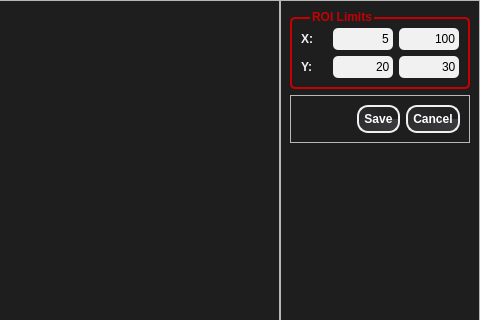
Before: the Qt Designer form T-Rax/UIFiles/T_Rax_ROI_Ruby_Selector.ui in CPrescher/T-rax, drawn with Qt 5; both pictures show x 465 to 945 and y 0 to 320 of the 945 by 504 pixel window.
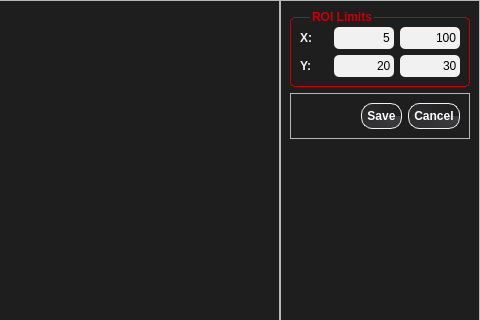
After: the same form once the commit is applied.

Diff of the .ui file:
```diff
--- a/T-Rax/UIFiles/T_Rax_ROI_Ruby_Selector.ui
+++ b/T-Rax/UIFiles/T_Rax_ROI_Ruby_Selector.ui
@@ -32,7 +32,7 @@
 QPushButton{
 	color:white;
 	border-color: black;
-	border: 2px solid #F1F1F1;
+	border: 1px solid #F1F1F1;
 	border-radius: 11px;
 	font-weight: bold;
 	padding: 5px;
@@ -44,13 +44,13 @@
 	margin: 0.5px;
 }
 
-QPushPutton::press{
-   border:2px solid #fff;
+QPushPutton::pressed{
+   border:1px solid #fff;
 	margin: 2px;
 }
 
 QGroupBox {
-	border: 2px solid #F1F1F1;
+	border:1px solid #F1F1F1;
 	border-radius: 5px;
 	margin-top: 7px;
 	padding: 0px
@@ -62,7 +62,7 @@
 
 #roi_box{
 	color:  rgba(197, 0, 3, 255);
-	border: 2px solid rgba(197, 0, 3, 255);
+	border: 1px solid rgba(197, 0, 3, 255);
 }
 </string>
   </property>
```
